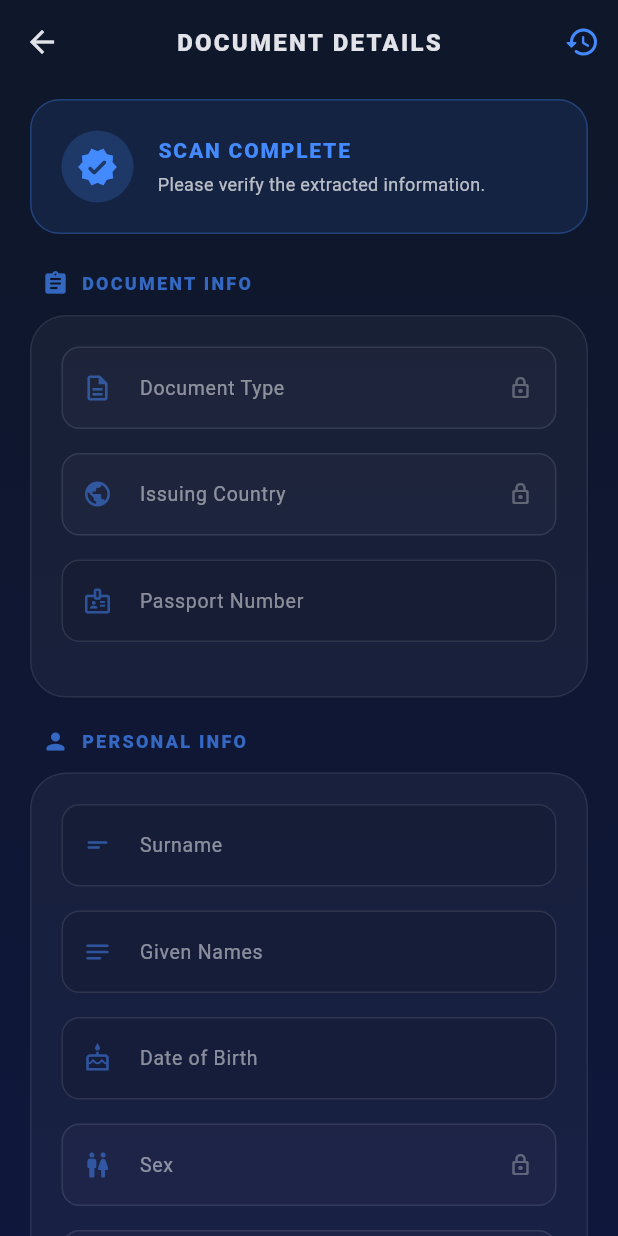
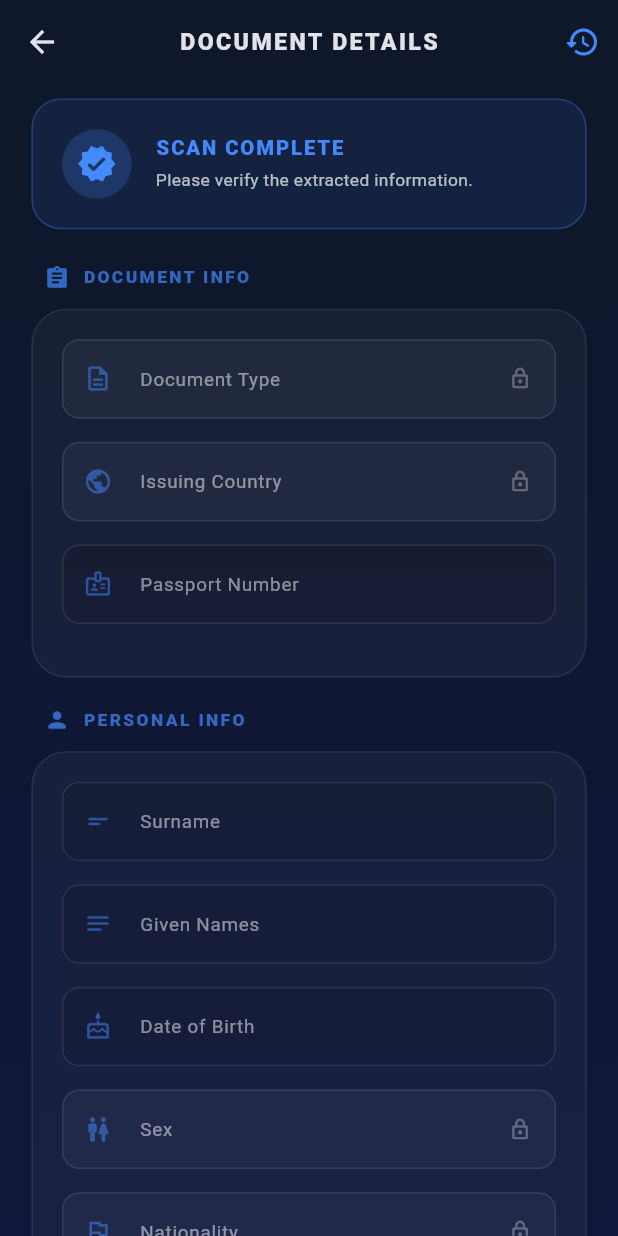
Before and after one commit to Cizerthapa/MRZScanner, a Flutter app: the PassportFormScreen screen opened directly with empty values, on a phone screen of 412 x 824 dp. Run offline on Flutter 3.47's test engine with Material 3 defaults, Android fonts, the phone set to English and light mode, and no system bars; our stand-ins replace camera, flutter_screenutil, image_cropper, printing; missing offline and left inert: google_mlkit_text_recognition.

Commit message:
chore: added screen utils and log replace for print

```diff
--- a/lib/screen/passport_form_screen.dart
+++ b/lib/screen/passport_form_screen.dart
@@ -1,6 +1,10 @@
+import 'dart:developer';
+
 import 'package:flutter/material.dart';
 import 'package:flutter/services.dart';
+import 'package:flutter_screenutil/flutter_screenutil.dart';
 import 'package:mrzreader/model/passport_data.dart';
+
 import 'package:printing/printing.dart';
 import '../service/form_filler_service.dart';
 
@@ -51,9 +55,9 @@ class _PassportFormScreenState extends State<PassportFormScreen> {
       // For example: send to API, save to database, etc.
 
       // Print the values for demonstration
-      print('Form Data:');
+      log('Form Data:');
       _controllers.forEach((key, controller) {
-        print('$key: ${controller.text}');
+        log('$key: ${controller.text}');
       });
 
       // Optional: Navigate back after submission
@@ -153,12 +157,12 @@ class _PassportFormScreenState extends State<PassportFormScreen> {
   Widget build(BuildContext context) {
     return Scaffold(
       appBar: AppBar(
-        title: const Text(
+        title: Text(
           'DOCUMENT DETAILS',
           style: TextStyle(
             fontWeight: FontWeight.w900,
-            letterSpacing: 1.5,
-            fontSize: 16,
+            letterSpacing: 1.5.w,
+            fontSize: 16.sp,
           ),
         ),
         centerTitle: true,
@@ -184,7 +188,7 @@ class _PassportFormScreenState extends State<PassportFormScreen> {
           ),
         ),
         child: SingleChildScrollView(
-          padding: const EdgeInsets.symmetric(horizontal: 20.0, vertical: 10.0),
+          padding: EdgeInsets.symmetric(horizontal: 20.0.w, vertical: 10.0.h),
           child: Form(
             key: _formKey,
             child: Column(
@@ -279,28 +283,28 @@ class _PassportFormScreenState extends State<PassportFormScreen> {
 
   Widget _buildStatusCard() {
     return Container(
-      padding: const EdgeInsets.all(20),
+      padding: EdgeInsets.all(20.r),
       decoration: BoxDecoration(
-        color: Colors.blueAccent.withOpacity(0.1),
-        borderRadius: BorderRadius.circular(20),
-        border: Border.all(color: Colors.blueAccent.withOpacity(0.3)),
+        color: Colors.blueAccent.withAlpha(25),
+        borderRadius: BorderRadius.circular(20.r),
+        border: Border.all(color: Colors.blueAccent.withAlpha(76)),
       ),
       child: Row(
         children: [
           Container(
-            padding: const EdgeInsets.all(10),
+            padding: EdgeInsets.all(10.r),
             decoration: BoxDecoration(
-              color: Colors.blueAccent.withOpacity(0.2),
+              color: Colors.blueAccent.withAlpha(51),
               shape: BoxShape.circle,
             ),
-            child: const Icon(
+            child: Icon(
               Icons.verified_rounded,
               color: Colors.blueAccent,
-              size: 28,
+              size: 28.r,
             ),
           ),
           const SizedBox(width: 16),
-          const Expanded(
+          Expanded(
             child: Column(
               crossAxisAlignment: CrossAxisAlignment.start,
               children: [
@@ -308,15 +312,15 @@ class _PassportFormScreenState extends State<PassportFormScreen> {
                   'SCAN COMPLETE',
                   style: TextStyle(
                     fontWeight: FontWeight.w900,
-                    fontSize: 14,
+                    fontSize: 14.sp,
                     color: Colors.blueAccent,
-                    letterSpacing: 1.2,
+                    letterSpacing: 1.2.w,
                   ),
                 ),
-                SizedBox(height: 4),
+                SizedBox(height: 4.h),
                 Text(
                   'Please verify the extracted information.',
-                  style: TextStyle(fontSize: 12, color: Colors.white70),
+                  style: TextStyle(fontSize: 12.sp, color: Colors.white70),
                 ),
               ],
             ),
@@ -335,29 +339,29 @@ class _PassportFormScreenState extends State<PassportFormScreen> {
       crossAxisAlignment: CrossAxisAlignment.start,
       children: [
         Padding(
-          padding: const EdgeInsets.only(left: 8.0, bottom: 12.0),
+          padding: EdgeInsets.only(left: 8.0.w, bottom: 12.0.h),
           child: Row(
             children: [
-              Icon(icon, size: 18, color: Colors.blueAccent.withOpacity(0.7)),
-              const SizedBox(width: 8),
+              Icon(icon, size: 18.r, color: Colors.blueAccent.withAlpha(178)),
+              SizedBox(width: 8.w),
               Text(
                 title,
                 style: TextStyle(
-                  fontSize: 12,
+                  fontSize: 12.sp,
                   fontWeight: FontWeight.w900,
-                  color: Colors.blueAccent.withOpacity(0.7),
-                  letterSpacing: 1.5,
+                  color: Colors.blueAccent.withAlpha(178),
+                  letterSpacing: 1.5.w,
                 ),
               ),
             ],
           ),
         ),
         Container(
-          padding: const EdgeInsets.all(20),
+          padding: EdgeInsets.all(20.r),
           decoration: BoxDecoration(
-            color: Colors.white.withOpacity(0.04),
-            borderRadius: BorderRadius.circular(24),
-            border: Border.all(color: Colors.white.withOpacity(0.08)),
+            color: Colors.white.withAlpha(10),
+            borderRadius: BorderRadius.circular(24.r),
+            border: Border.all(color: Colors.white.withAlpha(20)),
           ),
           child: Column(children: children),
         ),
@@ -378,7 +382,7 @@ class _PassportFormScreenState extends State<PassportFormScreen> {
             ),
             boxShadow: [
               BoxShadow(
-                color: Colors.blueAccent.withOpacity(0.3),
+                color: Colors.blueAccent.withAlpha(76),
                 blurRadius: 15,
                 offset: const Offset(0, 5),
               ),
@@ -393,12 +397,12 @@ class _PassportFormScreenState extends State<PassportFormScreen> {
                 borderRadius: BorderRadius.circular(16),
               ),
             ),
-            child: const Text(
+            child: Text(
               'SAVE DATA',
               style: TextStyle(
-                fontSize: 14,
+                fontSize: 14.sp,
                 fontWeight: FontWeight.w900,
-                letterSpacing: 1.5,
+                letterSpacing: 1.5.w,
                 color: Colors.white,
               ),
             ),
@@ -407,7 +411,7 @@ class _PassportFormScreenState extends State<PassportFormScreen> {
         const SizedBox(height: 16),
         Container(
           width: double.infinity,
-          height: 56,
+          height: 56.h,
           decoration: BoxDecoration(
             borderRadius: BorderRadius.circular(16),
             gradient: const LinearGradient(
@@ -415,7 +419,7 @@ class _PassportFormScreenState extends State<PassportFormScreen> {
             ),
             boxShadow: [
               BoxShadow(
-                color: Colors.purpleAccent.withOpacity(0.3),
+                color: Colors.purpleAccent.withAlpha(76),
                 blurRadius: 15,
                 offset: const Offset(0, 5),
               ),
@@ -430,17 +434,22 @@ class _PassportFormScreenState extends State<PassportFormScreen> {
                 borderRadius: BorderRadius.circular(16),
               ),
             ),
-            child: const Row(
+            child: Row(
+              // Removed const here
               mainAxisAlignment: MainAxisAlignment.center,
               children: [
-                Icon(Icons.picture_as_pdf_rounded, color: Colors.white),
-                SizedBox(width: 8),
+                Icon(
+                  Icons.picture_as_pdf_rounded,
+                  color: Colors.white,
+                  size: 24.r,
+                ),
+                SizedBox(width: 8.w),
                 Text(
                   'GENERATE FORM (PDF)',
                   style: TextStyle(
-                    fontSize: 14,
+                    fontSize: 14.sp,
                     fontWeight: FontWeight.w900,
-                    letterSpacing: 1.5,
+                    letterSpacing: 1.5.w,
                     color: Colors.white,
                   ),
                 ),
@@ -448,14 +457,14 @@ class _PassportFormScreenState extends State<PassportFormScreen> {
             ),
           ),
         ),
-        const SizedBox(height: 16),
+        SizedBox(height: 16.h),
         SizedBox(
           width: double.infinity,
-          height: 56,
+          height: 56.h,
           child: OutlinedButton(
             onPressed: () => Navigator.pop(context),
             style: OutlinedButton.styleFrom(
-              side: BorderSide(color: Colors.white.withOpacity(0.2)),
+              side: BorderSide(color: Colors.white.withAlpha(51)),
               shape: RoundedRectangleBorder(
                 borderRadius: BorderRadius.circular(16),
               ),
@@ -463,10 +472,10 @@ class _PassportFormScreenState extends State<PassportFormScreen> {
             child: Text(
               'SCAN AGAIN',
               style: TextStyle(
-                fontSize: 14,
+                fontSize: 14.sp,
                 fontWeight: FontWeight.w900,
-                letterSpacing: 1.5,
-                color: Colors.white.withOpacity(0.8),
+                letterSpacing: 1.5.w,
+                color: Colors.white.withAlpha(204),
               ),
             ),
           ),
@@ -482,45 +491,45 @@ class _PassportFormScreenState extends State<PassportFormScreen> {
     IconData? icon,
   }) {
     return Padding(
-      padding: const EdgeInsets.only(bottom: 16),
+      padding: EdgeInsets.only(bottom: 16.h),
       child: TextFormField(
         controller: _controllers[label],
-        style: const TextStyle(fontSize: 15, fontWeight: FontWeight.w500),
+        style: TextStyle(fontSize: 15.sp, fontWeight: FontWeight.w500),
         decoration: InputDecoration(
           labelText: label,
           labelStyle: TextStyle(
-            color: Colors.white.withOpacity(0.5),
-            fontSize: 13,
+            color: Colors.white.withAlpha(128),
+            fontSize: 13.sp,
           ),
           prefixIcon: icon != null
-              ? Icon(icon, size: 20, color: Colors.blueAccent.withOpacity(0.5))
+              ? Icon(icon, size: 20.r, color: Colors.blueAccent.withAlpha(128))
               : null,
           filled: true,
           fillColor: readOnly
-              ? Colors.white.withOpacity(0.02)
-              : Colors.black.withOpacity(0.1),
+              ? Colors.white.withAlpha(10)
+              : Colors.black.withAlpha(25),
           border: OutlineInputBorder(
-            borderRadius: BorderRadius.circular(12),
-            borderSide: BorderSide(color: Colors.white.withOpacity(0.1)),
+            borderRadius: BorderRadius.circular(12.r),
+            borderSide: BorderSide(color: Colors.white.withAlpha(25)),
           ),
           enabledBorder: OutlineInputBorder(
-            borderRadius: BorderRadius.circular(12),
-            borderSide: BorderSide(color: Colors.white.withOpacity(0.1)),
+            borderRadius: BorderRadius.circular(12.r),
+            borderSide: BorderSide(color: Colors.white.withAlpha(25)),
           ),
           focusedBorder: OutlineInputBorder(
-            borderRadius: BorderRadius.circular(12),
+            borderRadius: BorderRadius.circular(12.r),
             borderSide: const BorderSide(color: Colors.blueAccent),
           ),
           suffixIcon: readOnly
               ? Icon(
                   Icons.lock_outline_rounded,
-                  size: 16,
-                  color: Colors.white.withOpacity(0.3),
+                  size: 16.r,
+                  color: Colors.white.withAlpha(76),
                 )
               : null,
-          contentPadding: const EdgeInsets.symmetric(
-            horizontal: 16,
-            vertical: 16,
+          contentPadding: EdgeInsets.symmetric(
+            horizontal: 16.w,
+            vertical: 16.h,
           ),
         ),
         readOnly: readOnly,
```
Also changed, not shown: lib/screen/mrz_scanner_app.dart (+8 -0 lines), lib/screen/mrz_scanner_screen.dart (+11 -10 lines), lib/screen/selection_screen.dart (+23 -22 lines).
